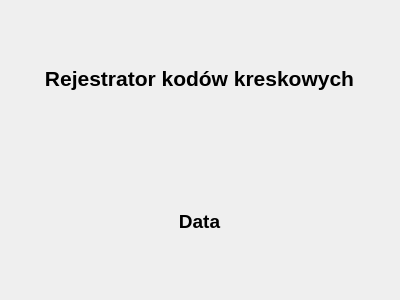
First picture: the form in mainwindow.ui, repository twardakm/SILBET_Kody_kreskowe, before the edit.
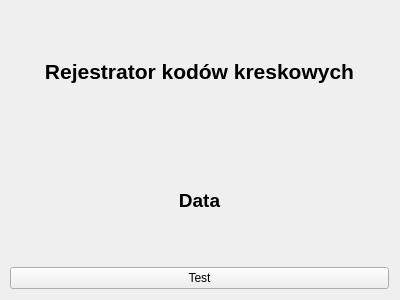
Second picture: the form after the edit.

Commit message: Creating filename as a date

The edit to the form file:
```diff
--- a/mainwindow.ui
+++ b/mainwindow.ui
@@ -82,6 +82,13 @@
        </property>
       </widget>
      </item>
+     <item>
+      <widget class="QPushButton" name="testButton">
+       <property name="text">
+        <string>Test</string>
+       </property>
+      </widget>
+     </item>
     </layout>
    </widget>
   </widget>
```
The commit also changes 2 other files.
